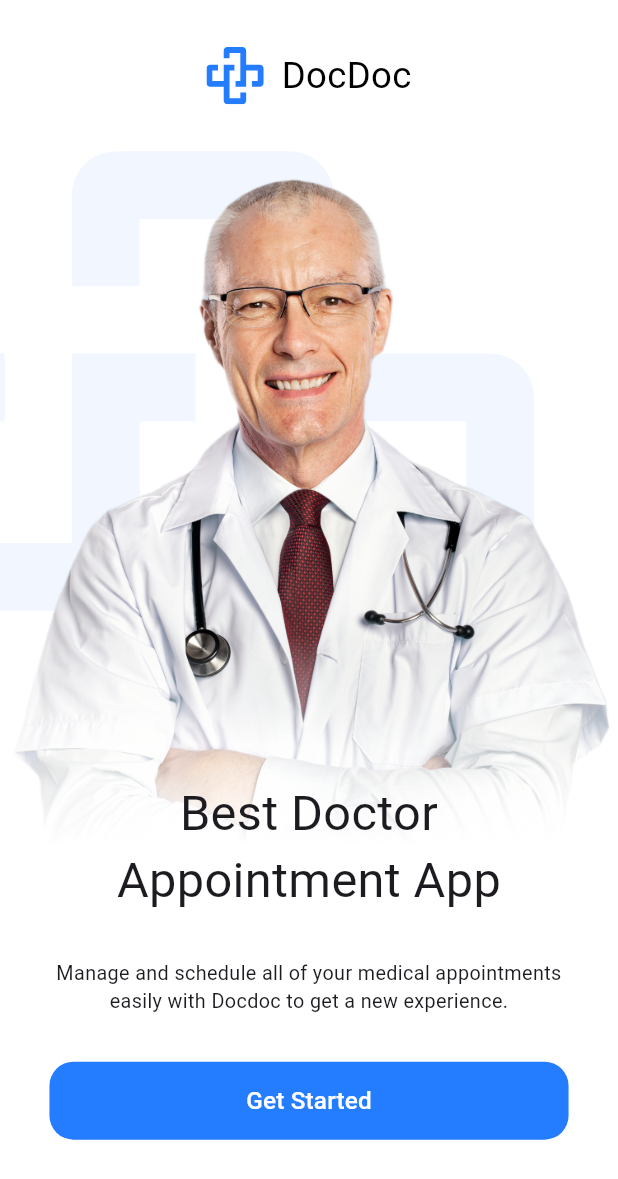
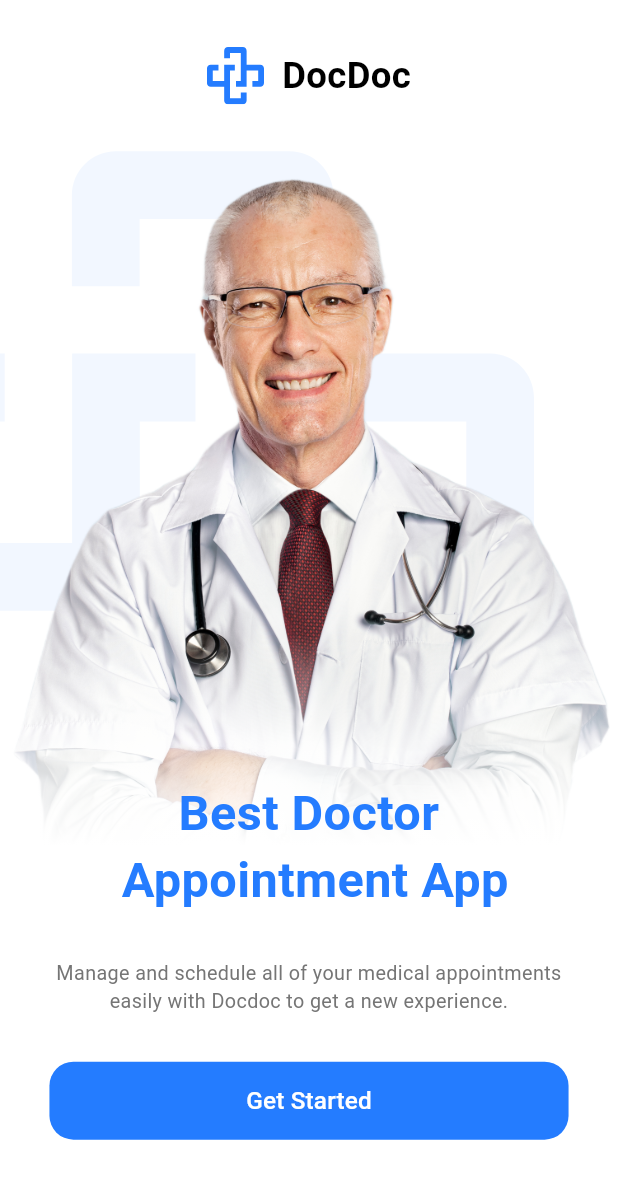
Before and after one commit to AkramAta/Advanced_Project_Flutter, a Flutter app: the screen it shows after launch, on a phone screen of 412 x 824 dp. Shown: the top 1179 px of the screen. Run offline on Flutter 3.47's test engine with Material 3 defaults, Android fonts, the phone set to English and light mode, and no system bars; our stand-ins replace flutter_screenutil, flutter_svg.

Commit message:
- added Navegation extensions - added colors and text styles -added on boarding screen

```diff
--- a/advanced_course/lib/core/helpers/extensions.dart
+++ b/advanced_course/lib/core/helpers/extensions.dart
@@ -1,6 +1,8 @@
 import 'package:flutter/widgets.dart';
 
 extension Navigation on BuildContext {
+
+
   Future<dynamic> pushNamed(String routeName, {Object? arguments}) {
     return Navigator.of(this).pushNamed(routeName, arguments: arguments);
   }
--- a/advanced_course/lib/core/theming/styles.dart
+++ b/advanced_course/lib/core/theming/styles.dart
@@ -1,3 +1,4 @@
+import 'package:advanced_course/core/theming/colors.dart';
 import 'package:flutter/material.dart';
 
 import 'package:flutter_screenutil/flutter_screenutil.dart';
@@ -5,139 +6,139 @@ import 'package:flutter_screenutil/flutter_screenutil.dart';
 class TextStyles {
   static TextStyle font24BlackBold = TextStyle(
     fontSize: 24.sp,
-    fontWeight: ,
+    fontWeight: FontWeight.bold,
     color: Colors.black,
   );
 
   static TextStyle font32BlueBold = TextStyle(
     fontSize: 32.sp,
-    fontWeight: FontWeightHelper.bold,
+    fontWeight: FontWeight.bold,
     color: ColorsManager.mainBlue,
   );
 
   static TextStyle font13BlueSemiBold = TextStyle(
     fontSize: 13.sp,
-    fontWeight: FontWeightHelper.semiBold,
+    fontWeight: FontWeight.w500,
     color: ColorsManager.mainBlue,
   );
 
   static TextStyle font13DarkBlueMedium = TextStyle(
     fontSize: 13.sp,
-    fontWeight: FontWeightHelper.medium,
+    fontWeight: FontWeight.w400,
     color: ColorsManager.darkBlue,
   );
 
   static TextStyle font13DarkBlueRegular = TextStyle(
     fontSize: 13.sp,
-    fontWeight: FontWeightHelper.regular,
+    fontWeight: FontWeight.normal,
     color: ColorsManager.darkBlue,
   );
 
   static TextStyle font24BlueBold = TextStyle(
     fontSize: 24.sp,
-    fontWeight: FontWeightHelper.bold,
+    fontWeight: FontWeight.bold,
     color: ColorsManager.mainBlue,
   );
 
   static TextStyle font16WhiteSemiBold = TextStyle(
     fontSize: 16.sp,
-    fontWeight: FontWeightHelper.semiBold,
+    fontWeight: FontWeight.w600,
     color: Colors.white,
   );
 
   static TextStyle font13GrayRegular = TextStyle(
     fontSize: 13.sp,
-    fontWeight: FontWeightHelper.regular,
+    fontWeight: FontWeight.normal,
     color: ColorsManager.gray,
   );
 
   static TextStyle font12GrayRegular = TextStyle(
     fontSize: 12.sp,
-    fontWeight: FontWeightHelper.regular,
+    fontWeight: FontWeight.normal,
     color: ColorsManager.gray,
   );
 
   static TextStyle font12GrayMedium = TextStyle(
     fontSize: 12.sp,
-    fontWeight: FontWeightHelper.medium,
+    fontWeight: FontWeight.w400,
     color: ColorsManager.gray,
   );
 
   static TextStyle font12DarkBlueRegular = TextStyle(
     fontSize: 12.sp,
-    fontWeight: FontWeightHelper.regular,
+    fontWeight: FontWeight.normal,
     color: ColorsManager.darkBlue,
   );
 
   static TextStyle font12BlueRegular = TextStyle(
     fontSize: 12.sp,
-    fontWeight: FontWeightHelper.regular,
+    fontWeight: FontWeight.normal,
     color: ColorsManager.mainBlue,
   );
 
   static TextStyle font13BlueRegular = TextStyle(
     fontSize: 13.sp,
-    fontWeight: FontWeightHelper.regular,
+    fontWeight: FontWeight.normal,
     color: ColorsManager.mainBlue,
   );
 
-  static TextStyle font14GrayRegular = TextStyle(
-    fontSize: 14.sp,
-    fontWeight: FontWeightHelper.regular,
-    color: ColorsManager.gray,
-  );
+  // static TextStyle font14GrayRegular = TextStyle(
+  //   fontSize: 14.sp,
+  //   fontWeight: FontWeightHelper.regular,
+  //   color: ColorsManager.gray,
+  // );
 
-  static TextStyle font14LightGrayRegular = TextStyle(
-    fontSize: 14.sp,
-    fontWeight: FontWeightHelper.regular,
-    color: ColorsManager.lightGray,
-  );
+  // static TextStyle font14LightGrayRegular = TextStyle(
+  //   fontSize: 14.sp,
+  //   fontWeight: FontWeightHelper.regular,
+  //   color: ColorsManager.lightGray,
+  // );
 
-  static TextStyle font14DarkBlueMedium = TextStyle(
-    fontSize: 14.sp,
-    fontWeight: FontWeightHelper.medium,
-    color: ColorsManager.darkBlue,
-  );
+  // static TextStyle font14DarkBlueMedium = TextStyle(
+  //   fontSize: 14.sp,
+  //   fontWeight: FontWeightHelper.medium,
+  //   color: ColorsManager.darkBlue,
+  // );
 
-  static TextStyle font14DarkBlueBold = TextStyle(
-    fontSize: 14.sp,
-    fontWeight: FontWeightHelper.bold,
-    color: ColorsManager.darkBlue,
-  );
+  // static TextStyle font14DarkBlueBold = TextStyle(
+  //   fontSize: 14.sp,
+  //   fontWeight: FontWeightHelper.bold,
+  //   color: ColorsManager.darkBlue,
+  // );
 
   static TextStyle font16WhiteMedium = TextStyle(
     fontSize: 16.sp,
-    fontWeight: FontWeightHelper.medium,
+    fontWeight: FontWeight.w500,
     color: Colors.white,
   );
 
-  static TextStyle font14BlueSemiBold = TextStyle(
-    fontSize: 14.sp,
-    fontWeight: FontWeightHelper.semiBold,
-    color: ColorsManager.mainBlue,
-  );
+  // static TextStyle font14BlueSemiBold = TextStyle(
+  //   fontSize: 14.sp,
+  //   fontWeight: FontWeightHelper.semiBold,
+  //   color: ColorsManager.mainBlue,
+  // );
 
-  static TextStyle font15DarkBlueMedium = TextStyle(
-    fontSize: 15.sp,
-    fontWeight: FontWeightHelper.medium,
-    color: ColorsManager.darkBlue,
-  );
+  // static TextStyle font15DarkBlueMedium = TextStyle(
+  //   fontSize: 15.sp,
+  //   fontWeight: FontWeightHelper.medium,
+  //   color: ColorsManager.darkBlue,
+  // );
 
-  static TextStyle font18DarkBlueBold = TextStyle(
-    fontSize: 18.sp,
-    fontWeight: FontWeightHelper.bold,
-    color: ColorsManager.darkBlue,
-  );
+  // static TextStyle font18DarkBlueBold = TextStyle(
+  //   fontSize: 18.sp,
+  //   fontWeight: FontWeightHelper.bold,
+  //   color: ColorsManager.darkBlue,
+  // );
 
-  static TextStyle font18DarkBlueSemiBold = TextStyle(
-    fontSize: 18.sp,
-    fontWeight: FontWeightHelper.semiBold,
-    color: ColorsManager.darkBlue,
-  );
+  // static TextStyle font18DarkBlueSemiBold = TextStyle(
+  //   fontSize: 18.sp,
+  //   fontWeight: FontWeightHelper.semiBold,
+  //   color: ColorsManager.darkBlue,
+  // );
 
-  static TextStyle font18WhiteMedium = TextStyle(
-    fontSize: 18.sp,
-    fontWeight: FontWeightHelper.medium,
-    color: Colors.white,
-  );
+  // static TextStyle font18WhiteMedium = TextStyle(
+  //   fontSize: 18.sp,
+  //   fontWeight: FontWeightHelper.medium,
+  //   color: Colors.white,
+  // );
 }
--- a/advanced_course/lib/features/onboarding/widgets/doctor_image_and_text.dart
+++ b/advanced_course/lib/features/onboarding/widgets/doctor_image_and_text.dart
@@ -30,7 +30,7 @@ class DoctorImageAndText extends StatelessWidget {
           left: 0,
           right: 0,
           child: Text(
-            'Best Doctor\nAppointment App',
+            'Best Doctor \n Appointment App',
             textAlign: TextAlign.center,
             style: TextStyles.font32BlueBold.copyWith(
               height: 1.4,
```
